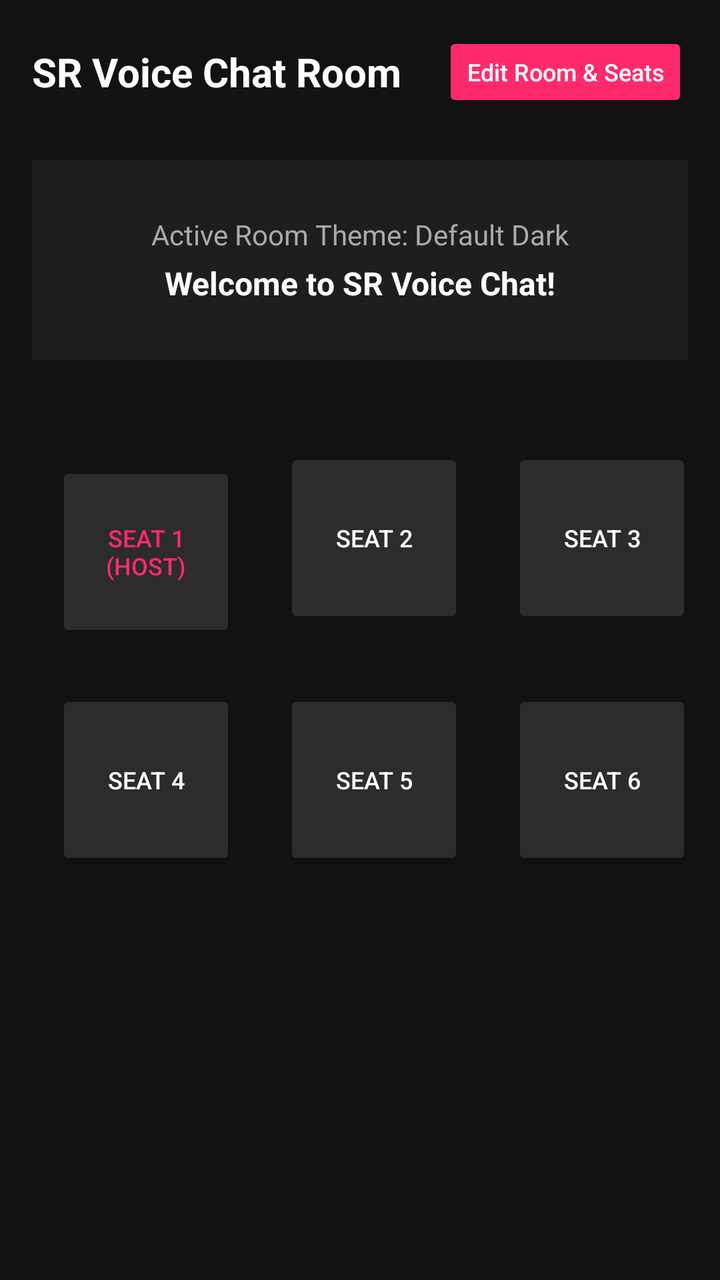
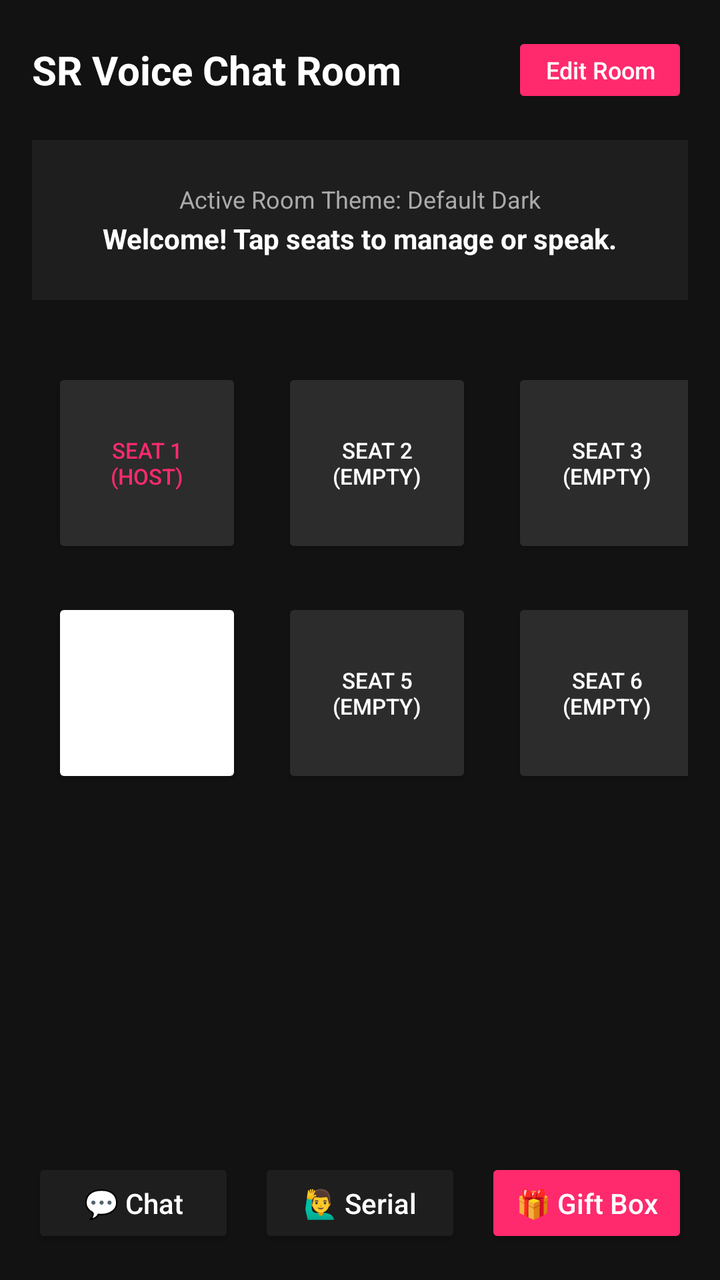

Screens rendered from an Android XML layout before and after an edit, with the pre-edit source and the edit as a unified diff.
<!-- AndroidManifest.xml: application theme Theme.AppCompat.Light.NoActionBar -->
<!-- res/layout/activity_voice_room.xml -->
<?xml version="1.0" encoding="utf-8"?>
<LinearLayout xmlns:android="http://schemas.android.com/apk/res/android"
    android:layout_width="match_parent"
    android:layout_height="match_parent"
    android:background="#121212"
    android:orientation="vertical"
    android:padding="16dp">

    
    <LinearLayout
        android:layout_width="match_parent"
        android:layout_height="wrap_content"
        android:orientation="horizontal"
        android:gravity="center_vertical"
        android:layout_marginBottom="24dp">

        <TextView
            android:layout_width="0dp"
            android:layout_height="wrap_content"
            android:layout_weight="1"
            android:text="SR Voice Chat Room"
            android:textColor="#FFFFFF"
            android:textSize="20sp"
            android:textStyle="bold" />

        <Button
            android:id="@+id/editRoomButton"
            android:layout_width="wrap_content"
            android:layout_height="40dp"
            android:backgroundTint="#FF2A6D"
            android:text="Edit Room &amp; Seats"
            android:textAllCaps="false"
            android:textColor="#FFFFFF"
            android:textSize="12sp" />
    </LinearLayout>

    
    <LinearLayout
        android:layout_width="match_parent"
        android:layout_height="100dp"
        android:background="#1E1E1E"
        android:gravity="center"
        android:orientation="vertical"
        android:layout_marginBottom="32dp">

        <TextView
            android:layout_width="wrap_content"
            android:layout_height="wrap_content"
            android:text="Active Room Theme: Default Dark"
            android:textColor="#AAAAAA"
            android:textSize="14sp" />

        <TextView
            android:layout_width="wrap_content"
            android:layout_height="wrap_content"
            android:text="Welcome to SR Voice Chat!"
            android:textColor="#FFFFFF"
            android:textSize="16sp"
            android:textStyle="bold"
            android:layout_marginTop="4dp" />
    </LinearLayout>

    
    <GridLayout
        android:layout_width="match_parent"
        android:layout_height="wrap_content"
        android:alignmentMode="alignMargins"
        android:columnCount="3"
        android:gravity="center"
        android:rowCount="3">

        
        <Button
            android:layout_width="90dp"
            android:layout_height="90dp"
            android:layout_margin="12dp"
            android:backgroundTint="#2C2C2C"
            android:text="Seat 1\n(Host)"
            android:textColor="#FF2A6D"
            android:textSize="12sp" />

        
        <Button
            android:layout_width="90dp"
            android:layout_height="90dp"
            android:layout_margin="12dp"
            android:backgroundTint="#2C2C2C"
            android:text="Seat 2"
            android:textColor="#FFFFFF"
            android:textSize="12sp" />

        
        <Button
            android:layout_width="90dp"
            android:layout_height="90dp"
            android:layout_margin="12dp"
            android:backgroundTint="#2C2C2C"
            android:text="Seat 3"
            android:textColor="#FFFFFF"
            android:textSize="12sp" />

        
        <Button
            android:layout_width="90dp"
            android:layout_height="90dp"
            android:layout_margin="12dp"
            android:backgroundTint="#2C2C2C"
            android:text="Seat 4"
            android:textColor="#FFFFFF"
            android:textSize="12sp" />

        
        <Button
            android:layout_width="90dp"
            android:layout_height="90dp"
            android:layout_margin="12dp"
            android:backgroundTint="#2C2C2C"
            android:text="Seat 5"
            android:textColor="#FFFFFF"
            android:textSize="12sp" />

        
        <Button
            android:layout_width="90dp"
            android:layout_height="90dp"
            android:layout_margin="12dp"
            android:backgroundTint="#2C2C2C"
            android:text="Seat 6"
            android:textColor="#FFFFFF"
            android:textSize="12sp" />

    </GridLayout>

</LinearLayout>
<!-- resources referenced by this layout -->
<resources>

</resources>

<!-- the commit's change to res/layout/activity_voice_room.xml (unified diff, before → after) -->
@@ -12,9 +12,10 @@
         android:layout_height="wrap_content"
         android:orientation="horizontal"
         android:gravity="center_vertical"
-        android:layout_marginBottom="24dp">
+        android:layout_marginBottom="16dp">
 
         <TextView
+            android:id="@+id/roomTitleText"
             android:layout_width="0dp"
             android:layout_height="wrap_content"
             android:layout_weight="1"
@@ -26,9 +27,9 @@
         <Button
             android:id="@+id/editRoomButton"
             android:layout_width="wrap_content"
-            android:layout_height="40dp"
+            android:layout_height="38dp"
             android:backgroundTint="#FF2A6D"
-            android:text="Edit Room &amp; Seats"
+            android:text="Edit Room"
             android:textAllCaps="false"
             android:textColor="#FFFFFF"
             android:textSize="12sp" />
@@ -37,98 +38,147 @@
     
     <LinearLayout
         android:layout_width="match_parent"
-        android:layout_height="100dp"
+        android:layout_height="80dp"
         android:background="#1E1E1E"
         android:gravity="center"
         android:orientation="vertical"
-        android:layout_marginBottom="32dp">
+        android:layout_marginBottom="24dp">
 
         <TextView
             android:layout_width="wrap_content"
             android:layout_height="wrap_content"
             android:text="Active Room Theme: Default Dark"
             android:textColor="#AAAAAA"
-            android:textSize="14sp" />
+            android:textSize="12sp" />
 
         <TextView
             android:layout_width="wrap_content"
             android:layout_height="wrap_content"
-            android:text="Welcome to SR Voice Chat!"
+            android:text="Welcome! Tap seats to manage or speak."
             android:textColor="#FFFFFF"
-            android:textSize="16sp"
+            android:textSize="14sp"
             android:textStyle="bold"
-            android:layout_marginTop="4dp" />
+            android:layout_marginTop="2dp" />
     </LinearLayout>
 
     
     <GridLayout
         android:layout_width="match_parent"
-        android:layout_height="wrap_content"
+        android:layout_height="0dp"
+        android:layout_weight="1"
         android:alignmentMode="alignMargins"
         android:columnCount="3"
         android:gravity="center"
-        android:rowCount="3">
+        android:rowCount="2">
 
         
         <Button
-            android:layout_width="90dp"
-            android:layout_height="90dp"
-            android:layout_margin="12dp"
+            android:id="@+id/seat1Btn"
+            android:layout_width="95dp"
+            android:layout_height="95dp"
+            android:layout_margin="10dp"
             android:backgroundTint="#2C2C2C"
             android:text="Seat 1\n(Host)"
             android:textColor="#FF2A6D"
-            android:textSize="12sp" />
+            android:textSize="11sp" />
 
         
         <Button
-            android:layout_width="90dp"
-            android:layout_height="90dp"
-            android:layout_margin="12dp"
+            android:id="@+id/seat2Btn"
+            android:layout_width="95dp"
+            android:layout_height="95dp"
+            android:layout_margin="10dp"
             android:backgroundTint="#2C2C2C"
-            android:text="Seat 2"
+            android:text="Seat 2\n(Empty)"
             android:textColor="#FFFFFF"
-            android:textSize="12sp" />
+            android:textSize="11sp" />
 
         
         <Button
-            android:layout_width="90dp"
-            android:layout_height="90dp"
-            android:layout_margin="12dp"
+            android:id="@+id/seat3Btn"
+            android:layout_width="95dp"
+            android:layout_height="95dp"
+            android:layout_margin="10dp"
             android:backgroundTint="#2C2C2C"
-            android:text="Seat 3"
+            android:text="Seat 3\n(Empty)"
             android:textColor="#FFFFFF"
-            android:textSize="12sp" />
+            android:textSize="11sp" />
 
         
         <Button
-            android:layout_width="90dp"
-            android:layout_height="90dp"
-            android:layout_margin="12dp"
-            android:backgroundTint="#2C2C2C"
-            android:text="Seat 4"
+            android:id="@+id/seat4Btn"
+            android:layout_width="95dp"
+            android:layout_height="95dp"
+            android:layout_margin="10dp"
+            android:backgroundTint="2C2C2C"
+            android:text="Seat 4\n(Empty)"
             android:textColor="#FFFFFF"
-            android:textSize="12sp" />
+            android:textSize="11sp" />
 
         
         <Button
-            android:layout_width="90dp"
-            android:layout_height="90dp"
-            android:layout_margin="12dp"
+            android:id="@+id/seat5Btn"
+            android:layout_width="95dp"
+            android:layout_height="95dp"
+            android:layout_margin="10dp"
             android:backgroundTint="#2C2C2C"
-            android:text="Seat 5"
+            android:text="Seat 5\n(Empty)"
             android:textColor="#FFFFFF"
-            android:textSize="12sp" />
+            android:textSize="11sp" />
 
         
         <Button
-            android:layout_width="90dp"
-            android:layout_height="90dp"
-            android:layout_margin="12dp"
+            android:id="@+id/seat6Btn"
+            android:layout_width="95dp"
+            android:layout_height="95dp"
+            android:layout_margin="10dp"
             android:backgroundTint="#2C2C2C"
-            android:text="Seat 6"
+            android:text="Seat 6\n(Empty)"
             android:textColor="#FFFFFF"
-            android:textSize="12sp" />
+            android:textSize="11sp" />
 
     </GridLayout>
 
+    
+    <LinearLayout
+        android:layout_width="match_parent"
+        android:layout_height="wrap_content"
+        android:orientation="horizontal"
+        android:gravity="center"
+        android:paddingTop="12dp">
+
+        <Button
+            android:id="@+id/chatBtn"
+            android:layout_width="0dp"
+            android:layout_height="45dp"
+            android:layout_weight="1"
+            android:layout_marginEnd="6dp"
+            android:backgroundTint="#1E1E1E"
+            android:text="💬 Chat"
+            android:textAllCaps="false"
+            android:textColor="#FFFFFF" />
+
+        <Button
+            android:id="@+id/serialBtn"
+            android:layout_width="0dp"
+            android:layout_height="45dp"
+            android:layout_weight="1"
+            android:layout_marginHorizontal="6dp"
+            android:backgroundTint="#1E1E1E"
+            android:text="🙋‍♂️ Serial"
+            android:textAllCaps="false"
+            android:textColor="#FFFFFF" />
+
+        <Button
+            android:id="@+id/giftBtn"
+            android:layout_width="0dp"
+            android:layout_height="45dp"
+            android:layout_weight="1"
+            android:layout_marginStart="6dp"
+            android:backgroundTint="#FF2A6D"
+            android:text="🎁 Gift Box"
+            android:textAllCaps="false"
+            android:textColor="#FFFFFF" />
+    </LinearLayout>
+
 </LinearLayout>
